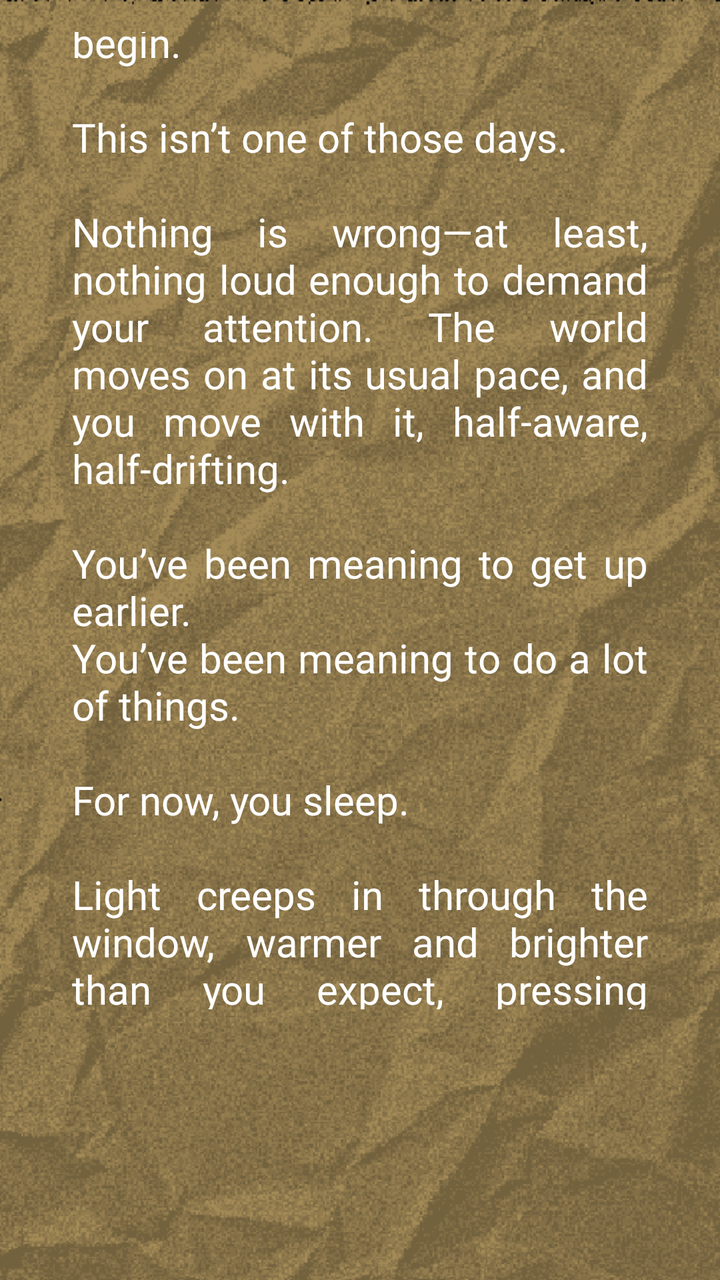
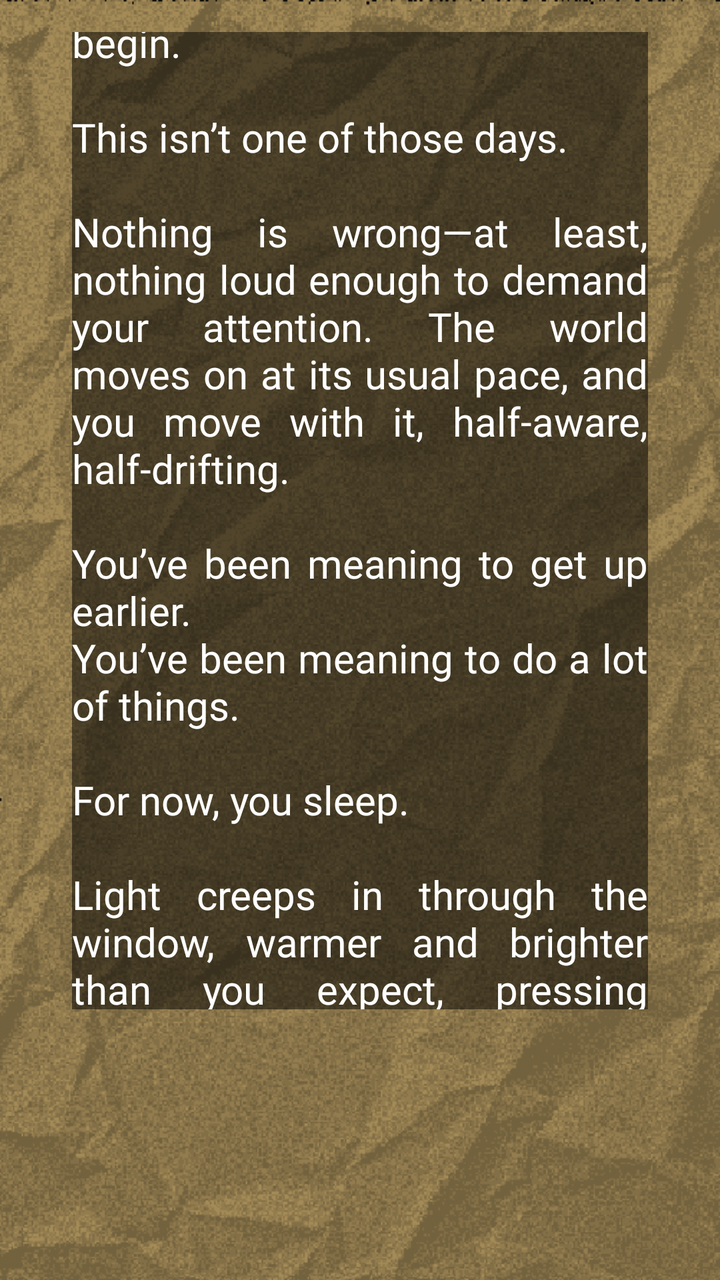

Before-and-after screenshots of an Android layout around one commit, followed by the original layout XML and the change that was made.
<!-- AndroidManifest.xml: application theme Theme.ChoiceQuest -->
<!-- res/layout/activity_storybackground.xml -->
<?xml version="1.0" encoding="utf-8"?>
<LinearLayout xmlns:android="http://schemas.android.com/apk/res/android"
    xmlns:tools="http://schemas.android.com/tools"
    android:id="@+id/storybackground"
    android:layout_width="match_parent"
    android:layout_height="match_parent"
    android:gravity="center"
    android:orientation="vertical"
    android:background="@drawable/papertexture_"
    android:backgroundTint="#f8e7c2"
    android:backgroundTintMode="multiply"
    android:padding="16dp"
    android:clickable="true"
    android:focusable="true"
    tools:context=".StoryBackground">

    <View
        android:layout_width="match_parent"
        android:layout_height="0dp"
        android:layout_weight="25"/>

    <TextView
        android:layout_width="wrap_content"
        android:layout_height="wrap_content"
        android:fontFamily="@font/pixelgame_font"
        android:textColor="@color/white"
        android:justificationMode="inter_word"
        android:layout_marginTop="20dp"
        android:layout_marginRight="20dp"
        android:layout_marginLeft="20dp"
        android:layout_marginBottom="20dp"
        android:textSize="20sp"
        android:id="@+id/tv_storybackground"
        android:text="There are days that feel important.
\nYou can usually tell when they begin.
\n\nThis isn’t one of those days.

\n\nNothing is wrong—at least, nothing loud enough to demand your attention. The world moves on at its usual pace, and you move with it, half-aware, half-drifting.

\n\nYou’ve been meaning to get up earlier.
\nYou’ve been meaning to do a lot of things.

\n\nFor now, you sleep.

\n\nLight creeps in through the window, warmer and brighter than you expect, pressing against your closed eyes."/>

    <Button
        android:layout_width="match_parent"
        android:layout_height="wrap_content"
        android:fontFamily="@font/quest_font"
        android:gravity="center"
        android:padding="16dp"
        android:background="@android:color/transparent"
        android:layout_marginTop="140dp"
    android:text="Press to Continue"
    android:onClick="page1"/>

    <View
        android:layout_width="match_parent"
        android:layout_height="1dp"
        android:layout_weight="19"/>

</LinearLayout>
<!-- resources referenced by this layout -->
<resources>
  <color name="white">#FFFFFF</color>
  <!-- drawable papertexture_: png bitmap (drawable, 156948 bytes) -->
  <style name="Theme.ChoiceQuest" parent="Base.Theme.ChoiceQuest" />
  <style name="Base.Theme.ChoiceQuest" parent="Theme.Material3.DayNight.NoActionBar">
          
          
      </style>
</resources>

<!-- the commit's change to res/layout/activity_storybackground.xml (unified diff, before → after) -->
@@ -23,6 +23,7 @@
         android:layout_width="wrap_content"
         android:layout_height="wrap_content"
         android:fontFamily="@font/pixelgame_font"
+        android:background="#80000000"
         android:textColor="@color/white"
         android:justificationMode="inter_word"
         android:layout_marginTop="20dp"
@@ -50,7 +51,8 @@
         android:fontFamily="@font/quest_font"
         android:gravity="center"
         android:padding="16dp"
-        android:background="@android:color/transparent"
+        android:textColor="@color/white"
+        android:backgroundTint="@color/cardview_dark_background"
         android:layout_marginTop="140dp"
     android:text="Press to Continue"
     android:onClick="page1"/>
